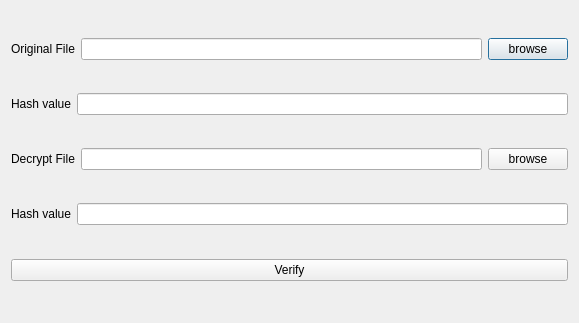
The window that ui_files/integrityCheckDialog.ui (dolongbien/cryptography2019) describes before a commit, drawn with Qt 5.
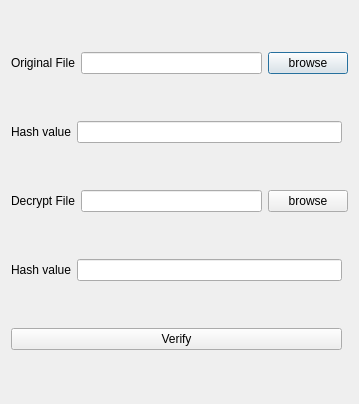
The same window after the commit.

```diff
--- a/ui_files/integrityCheckDialog.ui
+++ b/ui_files/integrityCheckDialog.ui
@@ -9,8 +9,8 @@
    <rect>
     <x>0</x>
     <y>0</y>
-    <width>579</width>
-    <height>323</height>
+    <width>359</width>
+    <height>404</height>
    </rect>
   </property>
   <property name="sizePolicy">
@@ -22,8 +22,8 @@
   <property name="windowTitle">
    <string>Integrity Check</string>
   </property>
-  <layout class="QVBoxLayout" name="verticalLayout">
-   <item>
+  <layout class="QGridLayout" name="gridLayout">
+   <item row="0" column="0" colspan="2">
     <layout class="QHBoxLayout" name="horizontalLayout">
      <item>
       <widget class="QLabel" name="label">
@@ -60,7 +60,7 @@
      </item>
     </layout>
    </item>
-   <item>
+   <item row="1" column="0">
     <layout class="QHBoxLayout" name="horizontalLayout_4">
      <item>
       <widget class="QLabel" name="label_3">
@@ -78,7 +78,7 @@
      </item>
     </layout>
    </item>
-   <item>
+   <item row="2" column="0" colspan="2">
     <layout class="QHBoxLayout" name="horizontalLayout_2">
      <item>
       <widget class="QLabel" name="label_2">
@@ -99,7 +99,7 @@
      </item>
     </layout>
    </item>
-   <item>
+   <item row="3" column="0">
     <layout class="QHBoxLayout" name="horizontalLayout_5">
      <item>
       <widget class="QLabel" name="label_4">
@@ -113,32 +113,12 @@
      </item>
     </layout>
    </item>
-   <item>
-    <spacer name="verticalSpacer">
-     <property name="orientation">
-      <enum>Qt::Vertical</enum>
+   <item row="4" column="0">
+    <widget class="QPushButton" name="btnVerify">
+     <property name="text">
+      <string>Verify</string>
      </property>
-     <property name="sizeType">
-      <enum>QSizePolicy::Minimum</enum>
-     </property>
-     <property name="sizeHint" stdset="0">
-      <size>
-       <width>20</width>
-       <height>1</height>
-      </size>
-     </property>
-    </spacer>
-   </item>
-   <item>
-    <layout class="QHBoxLayout" name="horizontalLayout_3">
-     <item>
-      <widget class="QPushButton" name="btnVerify">
-       <property name="text">
-        <string>Verify</string>
-       </property>
-      </widget>
-     </item>
-    </layout>
+    </widget>
    </item>
   </layout>
  </widget>
```
